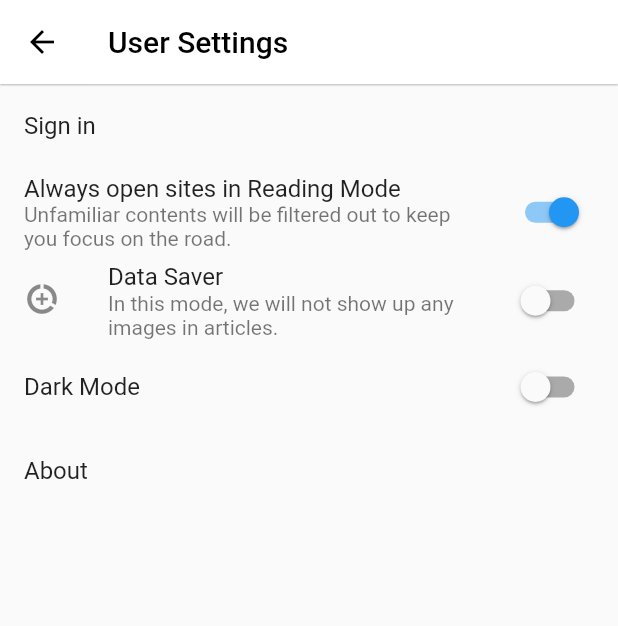
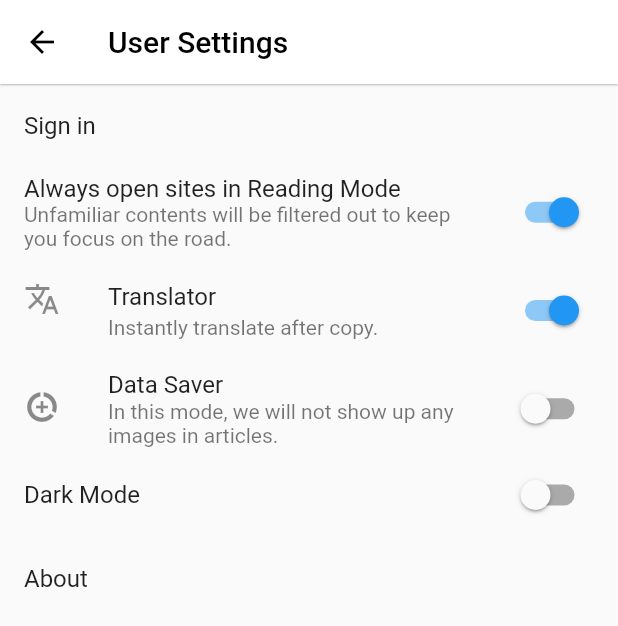
Before and after one commit to tranhuudang/rapid_news, a Flutter app: the screen it shows after launch, after a tap on the "account circle" icon, on a phone screen of 412 x 824 dp. Shown: the top 626 px of the screen. Run offline on Flutter 3.47's test engine with Material 2 defaults, Android fonts, the phone set to English and light mode, and no system bars; our stand-ins replace dotted_border, firebase_core, package_info_plus, share_plus, shared_preferences, shimmer; missing offline and left inert: clipboard_monitor, flutter_inappwebview, translator; accounts and stored records are empty; network calls fail.

Commit message:
stable 2/5/2022

```diff
--- a/lib/main.dart
+++ b/lib/main.dart
@@ -22,6 +22,7 @@ class _MyAppState extends State<MyApp> {
   late bool darkMode;
   late bool dataSaver;
   late bool readingMode;
+  late bool translator;
   bool loading = true;
   @override
   void initState() {
@@ -35,6 +36,7 @@ class _MyAppState extends State<MyApp> {
     darkMode = await RapidProp.settings.getDarkMode();
     dataSaver = await RapidProp.settings.getDataSaver();
     readingMode = await RapidProp.settings.getReadingMode();
+    translator = await RapidProp.settings.getTranslator();
     setState(() {
       loading = false;
     });
--- a/lib/pages/userSettings_view.dart
+++ b/lib/pages/userSettings_view.dart
@@ -63,6 +63,22 @@ class _UserSettingsState extends State<UserSettings> {
               value: RapidProp.readingMode,
             ),
             SwitchListTile(
+              secondary: Icon(Icons.translate),
+              title: Text(
+                "Translator",
+                style: TextStyle(),
+              ),
+              subtitle: Text(
+                  "Instantly translate after copy."),
+              onChanged: (value) {
+                setState(() {
+                  RapidProp.translator = value;
+                  RapidProp.settings.setTranslator(value);
+                });
+              },
+              value: RapidProp.translator,
+            ),
+            SwitchListTile(
               secondary: Icon(Icons.data_saver_on),
               title: Text(
                 "Data Saver",
--- a/lib/rapidProp.dart
+++ b/lib/rapidProp.dart
@@ -7,6 +7,7 @@ class RapidProp
   static bool darkMode = false;
   static bool dataSaver = false;
   static bool readingMode = true;
+  static bool translator= true;
   static Map<String, dynamic> oldFavouriteList= {"":""};
   ///Dark mode
   static DarkMode darkModeProp= DarkMode();
@@ -76,4 +77,17 @@ class Settings{
     print("get readingMode success");
     return value;
   }
+  void setTranslator(bool value) async {
+    final prefs = await SharedPreferences.getInstance();
+    await prefs.setBool('translator', value);
+    RapidProp.translator= value;
+  }
+  Future<bool> getTranslator() async{
+    final prefs = await SharedPreferences.getInstance();
+    bool value = false;
+    value= prefs.getBool('translator')?? true;
+    RapidProp.translator= value;
+    print("get translator success");
+    return value;
+  }
 }
```
Also changed, not shown: lib/pages/about_view.dart (+5 -5 lines), lib/pages/readingSpace_view.dart (+7 -6 lines).
